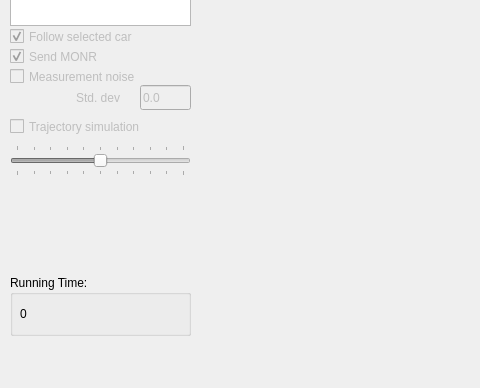
RI-SE/ATOS, file ChronosVirtualObject/mainwindow.ui: the form before one commit; both pictures show x 0 to 480 and y 412 to 800 of the 1400 by 800 pixel window.
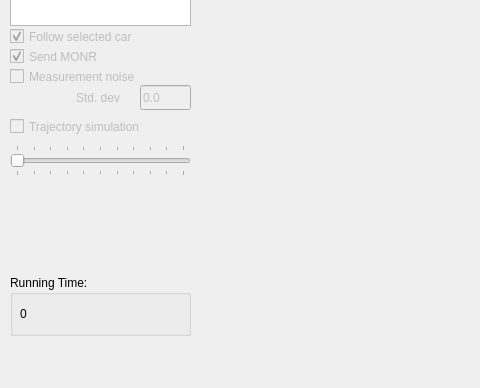
The form after the commit. Icons and pictures are not drawn. Custom widgets are drawn as their Qt base class.

Commit message: Basic time delay functionality added to the slider.

```diff
--- a/ChronosVirtualObject/mainwindow.ui
+++ b/ChronosVirtualObject/mainwindow.ui
@@ -418,10 +418,10 @@
      <number>10</number>
     </property>
     <property name="value">
-     <number>6</number>
+     <number>1</number>
     </property>
     <property name="sliderPosition">
-     <number>6</number>
+     <number>1</number>
     </property>
     <property name="orientation">
      <enum>Qt::Horizontal</enum>
```
The commit also changes 4 other files.
